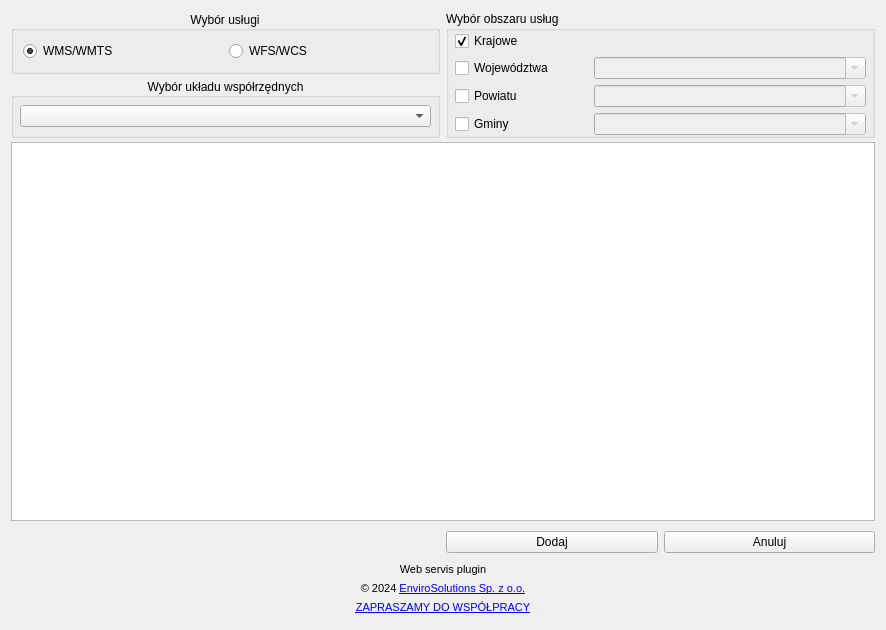
Above: web_service_plugin_dialog_base.ui from envirosolutionspl/integrator_uslug_danych_przestrzennych before the change. Below: the same form after it.
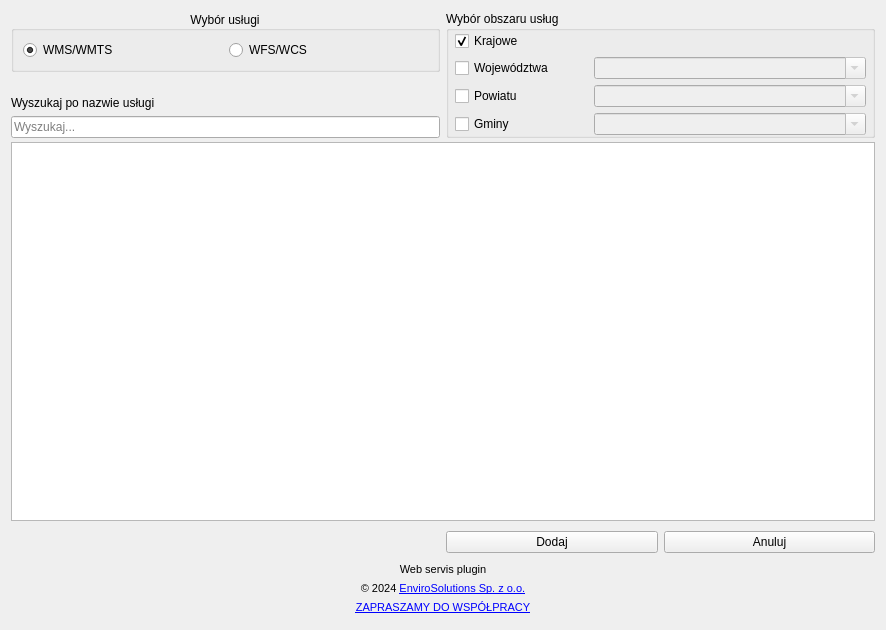
That is the form after the change. Icons and pictures are not drawn.

Commit message:
#30 wyszukiwarka usług (#42)
* #30 wyszukiwarka usług

Diff of the .ui file:
```diff
--- a/web_service_plugin_dialog_base.ui
+++ b/web_service_plugin_dialog_base.ui
@@ -23,7 +23,7 @@
    <property name="verticalSpacing">
     <number>4</number>
    </property>
-   <item row="0" column="1" rowspan="2">
+   <item row="0" column="1" rowspan="4">
     <widget class="QGroupBox" name="units_wdgt">
      <property name="title">
       <string>Wybór obszaru usług</string>
@@ -131,7 +131,7 @@
      </layout>
     </widget>
    </item>
-   <item row="7" column="0" colspan="2">
+   <item row="9" column="0" colspan="2">
     <layout class="QHBoxLayout" name="Stopka">
      <property name="spacing">
       <number>5</number>
@@ -272,6 +272,40 @@
      </item>
     </layout>
    </item>
+   <item row="3" column="0">
+    <widget class="QLineEdit" name="search_lineedit">
+     <property name="sizePolicy">
+      <sizepolicy hsizetype="Minimum" vsizetype="Minimum">
+       <horstretch>0</horstretch>
+       <verstretch>0</verstretch>
+      </sizepolicy>
+     </property>
+     <property name="maximumSize">
+      <size>
+       <width>16777215</width>
+       <height>30</height>
+      </size>
+     </property>
+     <property name="inputMask">
+      <string/>
+     </property>
+     <property name="text">
+      <string/>
+     </property>
+     <property name="echoMode">
+      <enum>QLineEdit::Normal</enum>
+     </property>
+     <property name="readOnly">
+      <bool>false</bool>
+     </property>
+     <property name="placeholderText">
+      <string>Wyszukaj...</string>
+     </property>
+     <property name="clearButtonEnabled">
+      <bool>true</bool>
+     </property>
+    </widget>
+   </item>
    <item row="0" column="0">
     <widget class="QGroupBox" name="services_groupbox">
      <property name="title">
@@ -314,46 +348,7 @@
      </layout>
     </widget>
    </item>
-   <item row="1" column="0">
-    <widget class="QGroupBox" name="coord_sys_groupbox">
-     <property name="sizePolicy">
-      <sizepolicy hsizetype="Minimum" vsizetype="Minimum">
-       <horstretch>0</horstretch>
-       <verstretch>0</verstretch>
-      </sizepolicy>
-     </property>
-     <property name="maximumSize">
-      <size>
-       <width>16777215</width>
-       <height>60</height>
-      </size>
-     </property>
-     <property name="title">
-      <string>Wybór układu współrzędnych</string>
-     </property>
-     <property name="alignment">
-      <set>Qt::AlignCenter</set>
-     </property>
-     <layout class="QVBoxLayout" name="verticalLayout_5">
-      <property name="leftMargin">
-       <number>6</number>
-      </property>
-      <property name="topMargin">
-       <number>0</number>
-      </property>
-      <property name="rightMargin">
-       <number>6</number>
-      </property>
-      <property name="bottomMargin">
-       <number>0</number>
-      </property>
-      <item>
-       <widget class="QComboBox" name="coord_sys_combo"/>
-      </item>
-     </layout>
-    </widget>
-   </item>
-   <item row="6" column="1">
+   <item row="8" column="1">
     <widget class="QFrame" name="frame">
      <property name="frameShape">
       <enum>QFrame::NoFrame</enum>
@@ -400,7 +395,23 @@
      </layout>
     </widget>
    </item>
-   <item row="5" column="0" colspan="2">
+   <item row="1" column="0">
+    <spacer name="verticalSpacer">
+     <property name="orientation">
+      <enum>Qt::Vertical</enum>
+     </property>
+     <property name="sizeType">
+      <enum>QSizePolicy::Minimum</enum>
+     </property>
+     <property name="sizeHint" stdset="0">
+      <size>
+       <width>20</width>
+       <height>4</height>
+      </size>
+     </property>
+    </spacer>
+   </item>
+   <item row="7" column="0" colspan="2">
     <widget class="QTableView" name="services_table">
      <property name="toolTip">
       <string>Wciśnij Ctrl aby zaznaczyć więcej usług</string>
@@ -413,6 +424,19 @@
      </property>
     </widget>
    </item>
+   <item row="2" column="0">
+    <widget class="QLabel" name="label_2">
+     <property name="maximumSize">
+      <size>
+       <width>16777215</width>
+       <height>18</height>
+      </size>
+     </property>
+     <property name="text">
+      <string>Wyszukaj po nazwie usługi</string>
+     </property>
+    </widget>
+   </item>
   </layout>
  </widget>
  <tabstops>
```
Left out of the diff: 1 changed line with no effect on the pictures. The commit also changes 2 other files.
